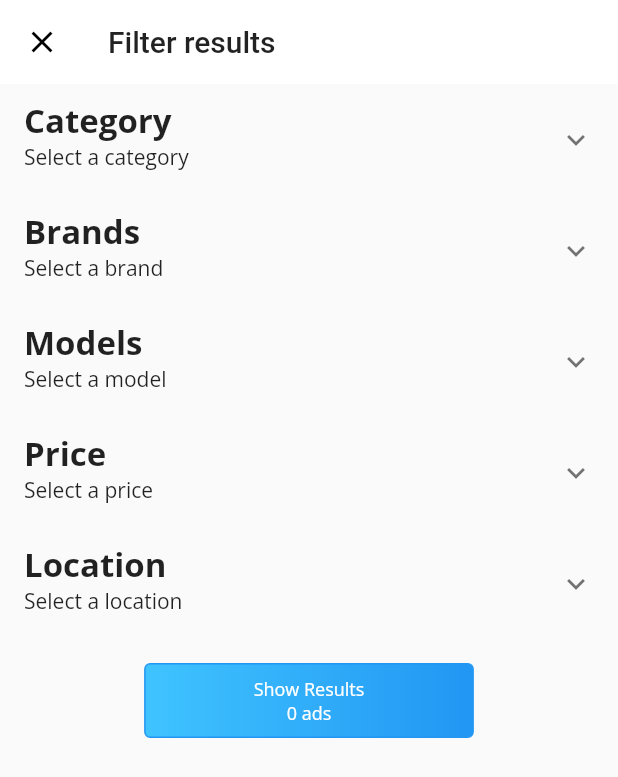
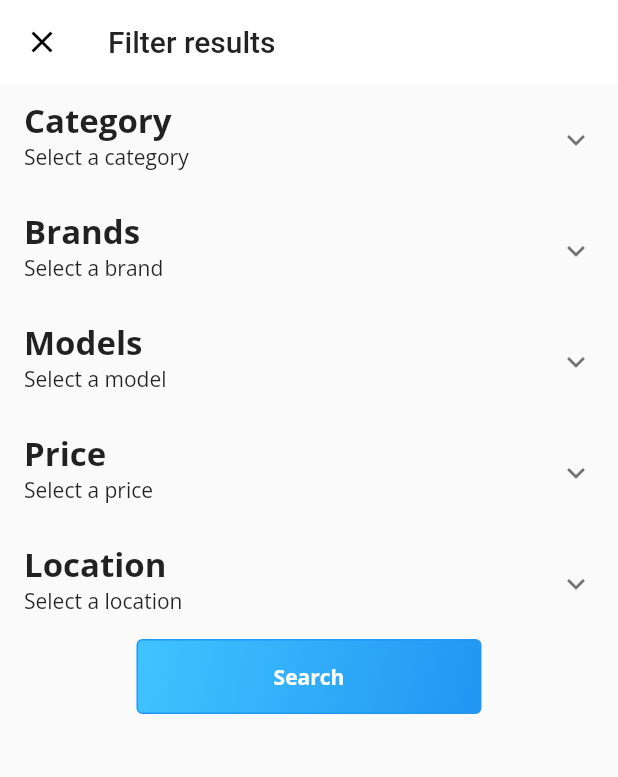
Before and after one commit to aleexbt/procura_online, a Flutter app: the AppScreen screen opened by its route, after a tap on an icon or button, on a phone screen of 412 x 824 dp. Shown: the top 777 px of the screen. Run offline on Flutter 3.47's test engine with Material 2 defaults, Android fonts, the phone set to English and light mode, and no system bars; our stand-ins replace badges, cached_network_image, carousel_pro, dio, file_picker, firebase_messaging and 13 more; missing offline and left inert: dio_http_cache, list_tile_more_customizable, smart_select; accounts and stored records are empty; network calls fail.

Commit message:
Add search function

```diff
--- a/lib/controllers/search_controller.dart
+++ b/lib/controllers/search_controller.dart
@@ -1,8 +1,10 @@
 import 'package:get/get.dart';
+import 'package:procura_online/repositories/product_repository.dart';
 import 'package:procura_online/repositories/vehicle_repository.dart';
 
 class SearchController extends GetxController {
   VehicleRepository _vehicleRepository = Get.put(VehicleRepository());
+  ProductRepository _productRepository = Get.put(ProductRepository());
 
   @override
   onInit() {
@@ -11,10 +13,10 @@ class SearchController extends GetxController {
   }
 
   RxString _searchTerm = ''.obs;
-  RxBool _loadingResults = true.obs;
   RxList _results = [].obs;
 
   RxString _category = 'Select a category'.obs;
+  RxString _categoryValue = 'auto'.obs;
   RxString _brand = 'Select a brand'.obs;
   RxString _model = 'Select a model'.obs;
   RxString _price = 'Select a price'.obs;
@@ -34,9 +36,12 @@ class SearchController extends GetxController {
 
   String get searchTerm => _searchTerm.value;
   List get results => _results;
-  String get category => _category.value;
+
+  String get categoryName => _category.value;
+  String get category => _categoryValue.value;
   String get brand => _brand.value;
   String get model => _model.value;
+
   String get price => _price.value;
   String get location => _location.value;
 
@@ -68,12 +73,11 @@ class SearchController extends GetxController {
     }
   }
 
-  void setSearchTerm(String value) {
-    _searchTerm.value = value;
-  }
+  void setSearchTerm(String value) => _searchTerm.value = value;
 
-  void setCategory(String value) {
-    _category.value = value;
+  void setCategory({String name, String value}) {
+    _category.value = name;
+    _categoryValue.value = value;
   }
 
   void setBrand(String value) {
@@ -94,12 +98,4 @@ class SearchController extends GetxController {
   void setLocation(String value) {
     _location.value = value;
   }
-
-  Future<void> doSearch() async {
-    print('SEARCHING FOR: $searchTerm');
-    _loadingResults.value = true;
-    await Future.delayed(Duration(seconds: 2));
-    _loadingResults.value = false;
-    return null;
-  }
 }
--- a/lib/repositories/product_repository.dart
+++ b/lib/repositories/product_repository.dart
@@ -91,4 +91,10 @@ class ProductRepository {
 
     return Product.fromJson(response.data);
   }
+
+  Future<ProductModel> productSearch(String category, String term, {int page = 1}) async {
+    final Response response =
+        await _dio.get('/api/v1/search/$category', queryParameters: {"search": "$term", "page": "$page"});
+    return ProductModel.fromJson(response.data);
+  }
 }
--- a/lib/routes/pages.dart
+++ b/lib/routes/pages.dart
@@ -16,6 +16,7 @@ import 'package:procura_online/screens/settings/edit_profile_screen.dart';
 import 'package:procura_online/screens/settings/settings_screen.dart';
 import 'package:procura_online/screens/tests.dart';
 import 'package:procura_online/splash.dart';
+import 'package:procura_online/widgets/show_photo.dart';
 
 List<GetPage> getPages = [
   GetPage(
@@ -50,6 +51,7 @@ List<GetPage> getPages = [
     name: Routers.product,
     page: () => ProductScreen(),
   ),
+  GetPage(name: Routers.showPhotos, page: () => ShowPhotos()),
   GetPage(
     name: Routers.chat,
     page: () => ChatScreen(),
--- a/lib/routes/routes.dart
+++ b/lib/routes/routes.dart
@@ -9,6 +9,7 @@ class Routers {
   static const register = '/auth/register';
   static const forgotPassword = '/auth/forgot-password';
   static const product = '/product/:id';
+  static const showPhotos = '/show-photos';
   static const settings = '/settings';
   static const editProfile = '/settings/edit-profile';
   static const changePassword = '/settings/change-password';
--- a/lib/screens/conversations/widgets/orders_widget.dart
+++ b/lib/screens/conversations/widgets/orders_widget.dart
@@ -15,6 +15,7 @@ class OrdersWidget extends StatelessWidget {
 
   @override
   Widget build(BuildContext context) {
+    print('ORDER_WIDGET_REBUILD');
     _scrollController.addListener(() {
       double maxScroll = _scrollController.position.maxScrollExtent;
       double currentScroll = _scrollController.position.pixels;
--- a/lib/screens/filter_screen.dart
+++ b/lib/screens/filter_screen.dart
@@ -1,8 +1,9 @@
 import 'package:flutter/material.dart';
 import 'package:get/get.dart';
-import 'package:procura_online/components/text_widget.dart';
+import 'package:procura_online/controllers/home_controller.dart';
 import 'package:procura_online/controllers/search_controller.dart';
 import 'package:procura_online/widgets/better_expandable_tile.dart';
+import 'package:procura_online/widgets/gradient_button.dart';
 
 class FilterScreen extends GetView<SearchController> {
   final GlobalKey<BetterExpansionTileState> _categoryKey = GlobalKey();
@@ -10,6 +11,7 @@ class FilterScreen extends GetView<SearchController> {
   final GlobalKey<BetterExpansionTileState> _modelsKey = GlobalKey();
   final GlobalKey<BetterExpansionTileState> _priceKey = GlobalKey();
   final GlobalKey<BetterExpansionTileState> _locationKey = GlobalKey();
+  final HomeController _homeController = Get.find();
 
   @override
   Widget build(BuildContext context) {
@@ -34,13 +36,27 @@ class FilterScreen extends GetView<SearchController> {
                       fontWeight: FontWeight.bold,
                     ),
                   ),
-                  subtitle: Obx(() => Text(controller.category)),
+                  subtitle: Obx(() => Text(controller.categoryName)),
                   children: [
                     ListTile(
-                      title: Text('Category A'),
+                      title: Text('Peças Auto'),
                       onTap: () => {
                         _categoryKey.currentState.closeExpansion(),
-                        controller.setCategory('Category A'),
+                        controller.setCategory(name: 'Peças Auto', value: 'pecas'),
+                      },
+                    ),
+                    ListTile(
+                      title: Text('Automóveis'),
+                      onTap: () => {
+                        _categoryKey.currentState.closeExpansion(),
+                        controller.setCategory(name: 'Automóveis', value: 'auto'),
+                      },
+                    ),
+                    ListTile(
+                      title: Text('Salvados'),
+                      onTap: () => {
+                        _categoryKey.currentState.closeExpansion(),
+                        controller.setCategory(name: 'Salvados', value: 'salvados'),
                       },
                     ),
                   ],
@@ -151,38 +167,7 @@ class FilterScreen extends GetView<SearchController> {
                 ),
               ],
             ),
-            Padding(
-              padding: const EdgeInsets.all(16.0),
-              child: Container(
-                decoration: BoxDecoration(
-                  borderRadius: BorderRadius.all(Radius.circular(4)),
-                  border: Border.all(
-                    color: Colors.blue,
-                  ),
-                  gradient: LinearGradient(
-                    colors: <Color>[
-                      Colors.lightBlueAccent,
-                      Colors.blue,
-                    ],
-                  ),
-                ),
-                child: Padding(
-                  padding: const EdgeInsets.only(left: 72.0, right: 72, top: 8, bottom: 8),
-                  child: Column(
-                    children: <Widget>[
-                      TextWidget(
-                        text: 'Show Results',
-                        colorText: Colors.white,
-                      ),
-                      TextWidget(
-                        text: '0 ads',
-                        colorText: Colors.white,
-                      ),
-                    ],
-                  ),
-                ),
-              ),
-            ),
+            SizedBox(width: 230, child: GradientButton(text: 'Search', onPressed: () => [_homeController.doSearch(), Get.back()])),
           ],
         ),
       ),
--- a/lib/screens/home/home_screen.dart
+++ b/lib/screens/home/home_screen.dart
@@ -33,7 +33,7 @@ class _HomeScreenState extends State<HomeScreen> with AutomaticKeepAliveClientMi
       double delta = MediaQuery.of(context).size.height * 0.40;
       if (maxScroll - currentScroll < delta) {
         if (!_homeController.isLoadingMore && !_homeController.isLastPage && !_homeController.hasErrorMore) {
-          _homeController.nextPage();
+          _homeController.getNextPage();
         }
       }
     });
@@ -88,7 +88,7 @@ class _HomeScreenState extends State<HomeScreen> with AutomaticKeepAliveClientMi
                         ),
                       ),
                       onChanged: (value) => _searchController.setSearchTerm(value),
-                      onSubmitted: (_) => _searchController.doSearch(),
+                      onSubmitted: (_) => _homeController.doSearch(),
                       textInputAction: TextInputAction.search,
                     ),
                   ),
@@ -199,8 +199,7 @@ class _HomeScreenState extends State<HomeScreen> with AutomaticKeepAliveClientMi
                             itemCount: _.results?.length ?? 0,
                             itemBuilder: (context, index) {
                               return NormalBox(
-                                  image:
-                                      'https://source.unsplash.com/600x500/?bmw,audi,volvo?ad=${_.results[index].id}',
+                                image: 'https://source.unsplash.com/600x500/?bmw,audi,volvo?ad=${_.results[index].id}',
                                 title: _.results[index].title,
                                 salePrice: _.results[index].price,
                                 normalPrice: _.results[index].oldPrice,
@@ -208,16 +207,18 @@ class _HomeScreenState extends State<HomeScreen> with AutomaticKeepAliveClientMi
                               );
                             },
                           );
-                          }),
+                        },
+                      ),
                       Obx(
                         () => Visibility(
                           visible: _homeController.isLoadingMore,
                           child: Padding(
-                            padding: const EdgeInsets.all(8.0),
+                            padding: const EdgeInsets.only(top: 15),
                             child: CircularProgressIndicator(),
                           ),
                         ),
                       ),
+                      SizedBox(height: 15),
                     ],
                   ),
                 ),
--- a/pubspec.yaml
+++ b/pubspec.yaml
@@ -55,6 +55,8 @@ dependencies:
   list_tile_more_customizable: ^1.3.3
   cached_network_image: ^2.5.0
   octo_image: ^0.3.0
+  photo_view: ^0.10.3
+  carousel_pro: ^1.0.0
 
 dev_dependencies:
   flutter_test:
```
Also changed, not shown: lib/controllers/home_controller.dart (+55 -2 lines), lib/screens/product/product_screen.dart (+23 -3 lines), lib/widgets/show_photo.dart (added, +42 -0 lines), pubspec.lock. Lines whose indentation alone changed are shown as unchanged.
